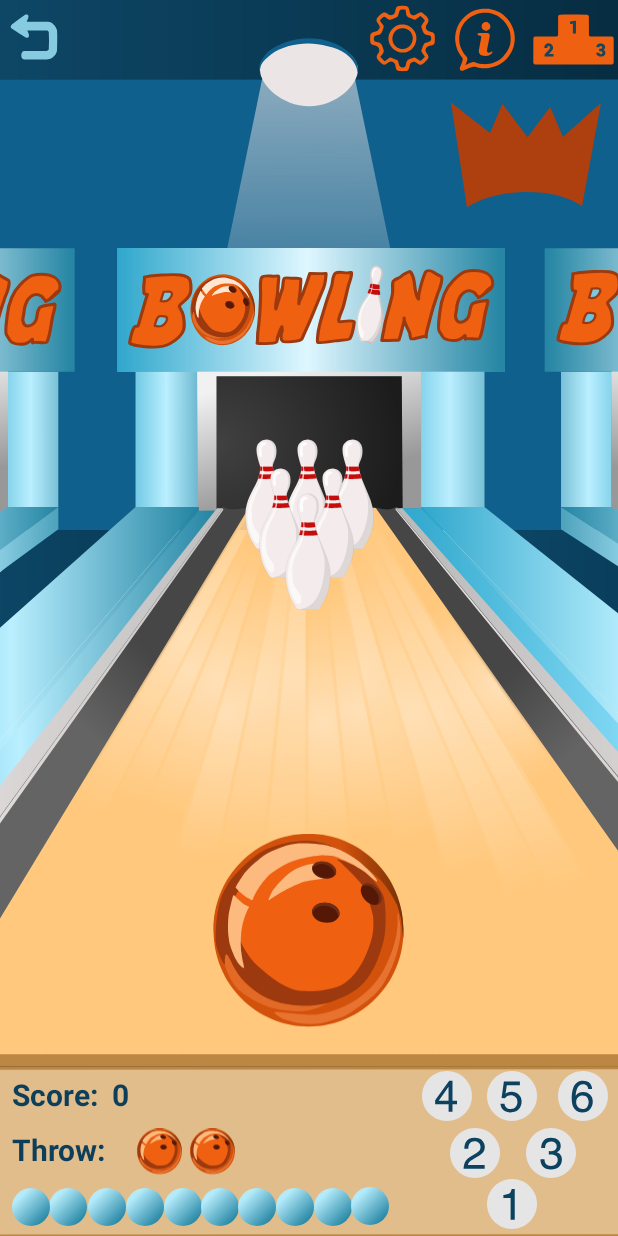
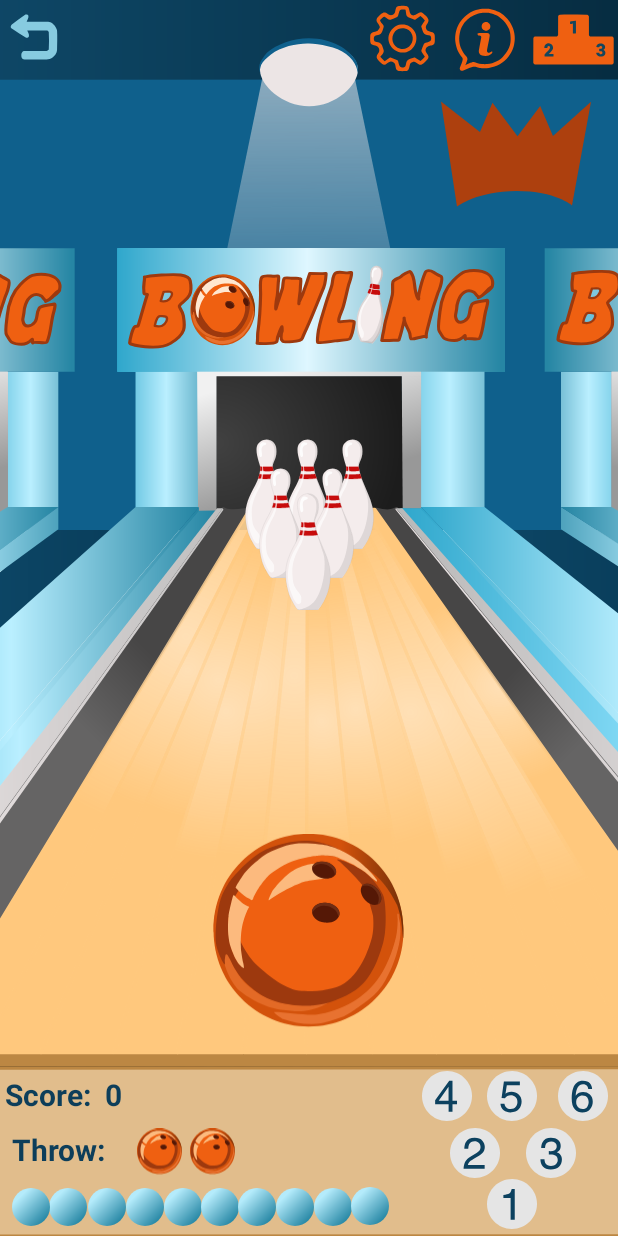
Before and after one commit to Alicia-Lundberg/BowlingBuddies, an Android app: the BowlingActivity screen opened directly, with no data from a screen before it, on a phone screen of 412 x 824 dp. Run offline under Robolectric (Android 15) with nearby library versions, the phone set to English and light mode, and no system bars.

```diff
--- a/app/src/main/res/layout/activity_bowling.xml
+++ b/app/src/main/res/layout/activity_bowling.xml
@@ -421,10 +421,10 @@
         android:layout_height="100dp"
         app:layout_constraintBottom_toBottomOf="parent"
         app:layout_constraintEnd_toEndOf="parent"
-        app:layout_constraintHorizontal_bias="0.964"
+        app:layout_constraintHorizontal_bias="0.942"
         app:layout_constraintStart_toStartOf="parent"
         app:layout_constraintTop_toTopOf="parent"
-        app:layout_constraintVertical_bias="0.08"
+        app:layout_constraintVertical_bias="0.079"
         app:srcCompat="@drawable/crown" />
 
     <Button
@@ -455,7 +455,7 @@
 
     <TextView
         android:id="@+id/score"
-        android:layout_width="89dp"
+        android:layout_width="200dp"
         android:layout_height="31dp"
         android:text="Score:  0"
         android:textColor="#0D3E5A"
```
Also changed, not shown: app/src/main/java/com/example/bowling/BowlingActivity.java (+10 -3 lines).
